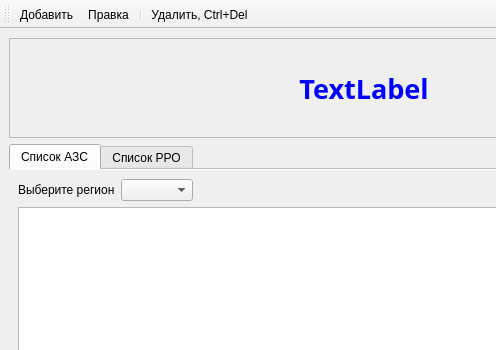
Before: the Qt Designer form objectwindow.ui in rust3128/HotlineDesktopOld, drawn with Qt 5; both pictures show x 0 to 496 and y 0 to 350 of the 728 by 641 pixel window.
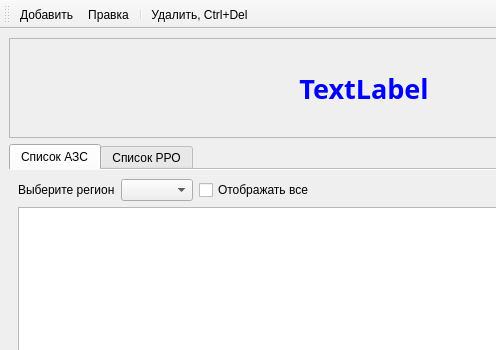
After: the same form once the commit is applied. Icons and pictures are not drawn.

Patch:
```diff
--- a/objectwindow.ui
+++ b/objectwindow.ui
@@ -124,7 +124,7 @@
           </property>
          </widget>
         </item>
-        <item row="0" column="2">
+        <item row="0" column="3">
          <spacer name="horizontalSpacer">
           <property name="orientation">
            <enum>Qt::Horizontal</enum>
@@ -137,6 +137,19 @@
           </property>
          </spacer>
         </item>
+        <item row="0" column="2">
+         <widget class="QCheckBox" name="checkBoxShowAll">
+          <property name="layoutDirection">
+           <enum>Qt::LeftToRight</enum>
+          </property>
+          <property name="text">
+           <string>Отображать все</string>
+          </property>
+          <property name="tristate">
+           <bool>false</bool>
+          </property>
+         </widget>
+        </item>
        </layout>
       </widget>
       <widget class="QWidget" name="tabRro">
```
Left out of the diff: 5 changed lines with no effect on the pictures.
